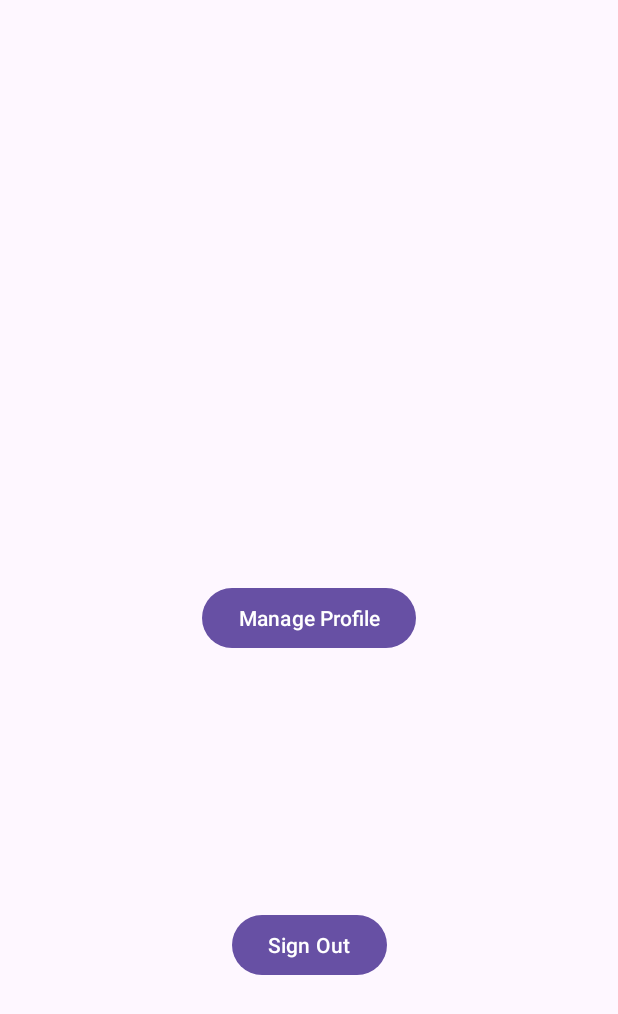
After one commit to TrailBlazersInc/TrailBlazers, an Android app built with Jetpack Compose: the HomeActivity screen opened directly, with no data from a screen before it, on a phone screen of 412 x 824 dp. The commit adds this screen. Shown: the top 1014 px of the screen. Run offline under Robolectric (Android 15) with nearby library versions, the phone set to English and light mode, and no system bars.

Commit message:
bug fix and Home page implementation

```diff
--- /dev/null
+++ b/android_app/app/src/main/java/com/example/cpen321project/HomeActivity.kt
@@ -0,0 +1,31 @@
+package com.example.cpen321project
+
+import android.content.Intent
+import android.os.Bundle
+import android.widget.Button
+import androidx.activity.enableEdgeToEdge
+import androidx.appcompat.app.AppCompatActivity
+import androidx.core.view.ViewCompat
+import androidx.core.view.WindowInsetsCompat
+
+class HomeActivity : AppCompatActivity() {
+    override fun onCreate(savedInstanceState: Bundle?) {
+        super.onCreate(savedInstanceState)
+        enableEdgeToEdge()
+        setContentView(R.layout.activity_home)
+        ViewCompat.setOnApplyWindowInsetsListener(findViewById(R.id.main)) { v, insets ->
+            val systemBars = insets.getInsets(WindowInsetsCompat.Type.systemBars())
+            v.setPadding(systemBars.left, systemBars.top, systemBars.right, systemBars.bottom)
+            insets
+        }
+        findViewById<Button>(R.id.manageProfileButton).setOnClickListener() {
+            val intent = Intent(this, ManageProfile::class.java)
+            startActivity(intent)
+        }
+        findViewById<Button>(R.id.signOutButton).setOnClickListener() {
+            val intent = Intent(this, MainActivity::class.java)
+            //Sign Out code
+            startActivity(intent)
+        }
+    }
+}
--- /dev/null
+++ b/android_app/app/src/main/res/layout/activity_home.xml
@@ -0,0 +1,30 @@
+<?xml version="1.0" encoding="utf-8"?>
+<androidx.constraintlayout.widget.ConstraintLayout
+    xmlns:android="http://schemas.android.com/apk/res/android"
+    xmlns:tools="http://schemas.android.com/tools"
+    xmlns:app="http://schemas.android.com/apk/res-auto"
+    android:id="@+id/main"
+    android:layout_width="match_parent"
+    android:layout_height="match_parent"
+    tools:context=".HomeActivity">
+
+    <Button
+        android:id="@+id/manageProfileButton"
+        android:layout_width="wrap_content"
+        android:layout_height="wrap_content"
+        android:text="@string/manage_profile"
+        app:layout_constraintBottom_toBottomOf="parent"
+        app:layout_constraintEnd_toEndOf="parent"
+        app:layout_constraintStart_toStartOf="parent"
+        app:layout_constraintTop_toTopOf="parent" />
+
+    <Button
+        android:id="@+id/signOutButton"
+        android:layout_width="wrap_content"
+        android:layout_height="wrap_content"
+        android:text="@string/sign_out"
+        app:layout_constraintBottom_toBottomOf="parent"
+        app:layout_constraintEnd_toEndOf="parent"
+        app:layout_constraintStart_toStartOf="parent"
+        app:layout_constraintTop_toBottomOf="@+id/manageProfileButton" />
+</androidx.constraintlayout.widget.ConstraintLayout>
--- a/android_app/app/src/main/res/values/strings.xml
+++ b/android_app/app/src/main/res/values/strings.xml
@@ -69,4 +69,6 @@
         libero vel nunc consequat, quis tincidunt nisl eleifend. Cras bibendum enim a justo luctus
         vestibulum. Fusce dictum libero quis erat maximus, vitae volutpat diam dignissim.
     </string>
+    <string name="manage_profile">Manage Profile</string>
+    <string name="sign_out">Sign Out</string>
 </resources>
--- a/android_app/gradle/libs.versions.toml
+++ b/android_app/gradle/libs.versions.toml
@@ -29,13 +29,10 @@ androidx-constraintlayout = { group = "androidx.constraintlayout", name = "const
 androidx-activity-compose = { group = "androidx.activity", name = "activity-compose", version.ref = "activityCompose" }
 androidx-compose-bom = { group = "androidx.compose", name = "compose-bom", version.ref = "composeBom" }
 googleid = { group = "com.google.android.libraries.identity.googleid", name = "googleid", version.ref = "googleid" }
-<<<<<<< HEAD
 androidx-material3-android = { group = "androidx.compose.material3", name = "material3-android", version.ref = "material3Android" }
 play-services-maps = { group = "com.google.android.gms", name = "play-services-maps", version.ref = "playServicesMaps" }
-=======
 androidx-navigation-fragment-ktx = { group = "androidx.navigation", name = "navigation-fragment-ktx", version.ref = "navigationFragmentKtx" }
 androidx-navigation-ui-ktx = { group = "androidx.navigation", name = "navigation-ui-ktx", version.ref = "navigationUiKtx" }
->>>>>>> 44f36839276ca031ebafd1066a8774b070ae4804
 
 [plugins]
 android-application = { id = "com.android.application", version.ref = "agp" }
```
Also changed, not shown: android_app/app/src/main/AndroidManifest.xml (+5 -4 lines), android_app/app/src/main/java/com/example/cpen321project/MainActivity.kt (+13 -4 lines), 1 other file.
